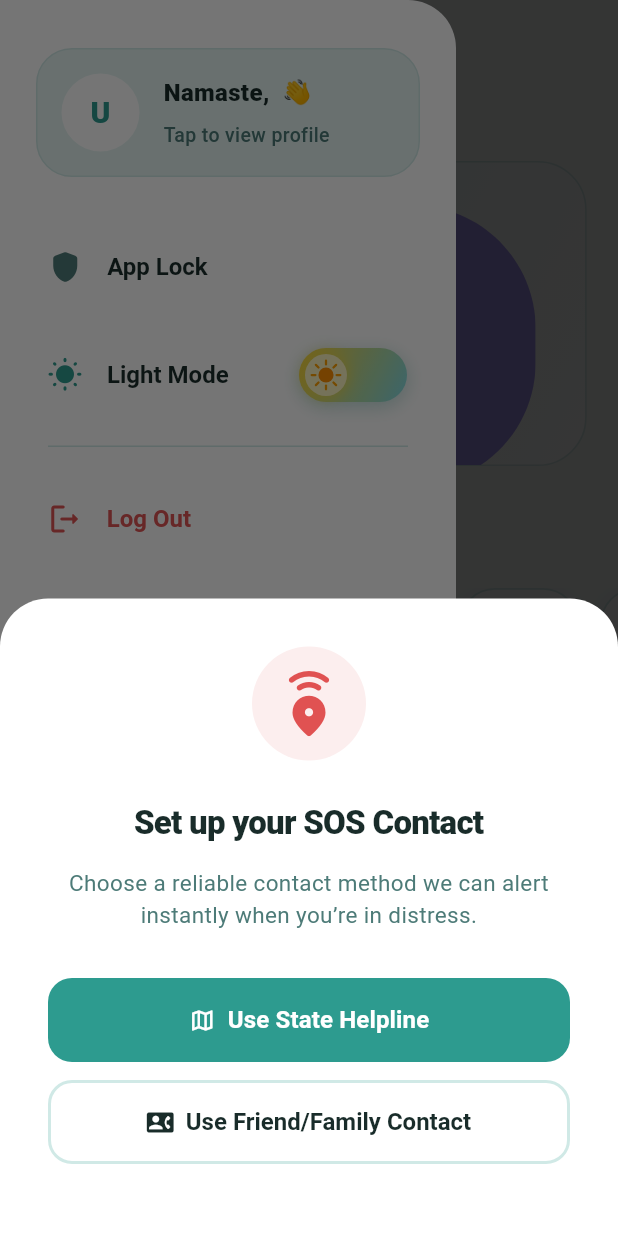
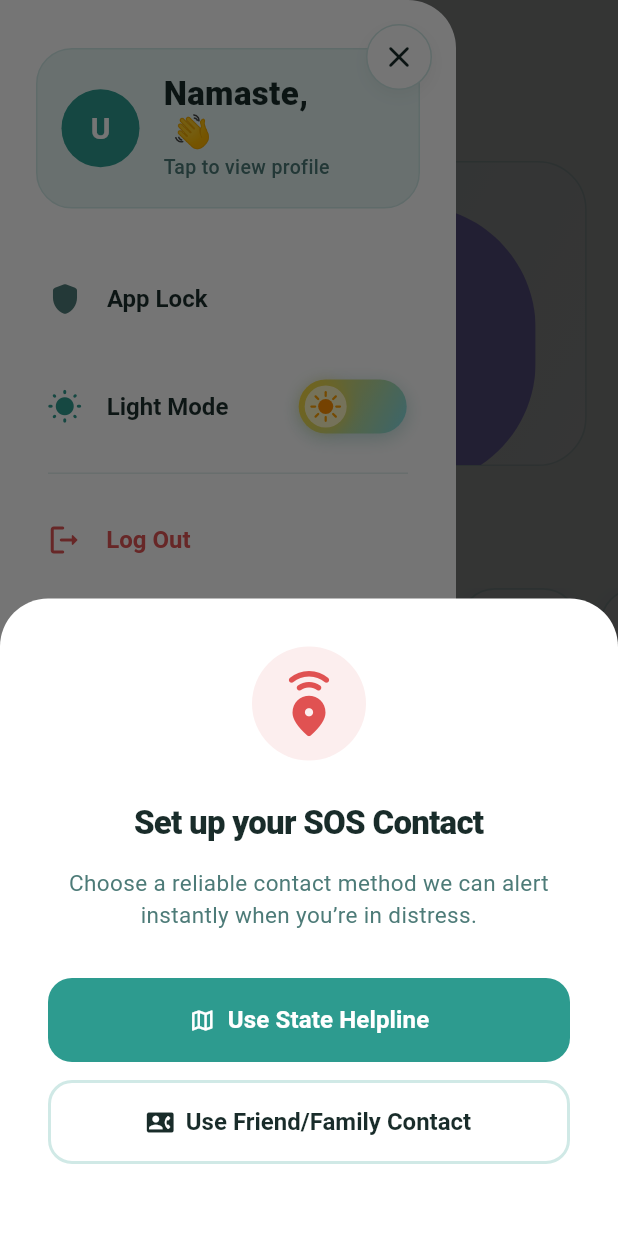
Before and after one commit to GeetishM/MindSarthi, a Flutter app: the screen it shows once a user with an empty profile is signed in, with the side drawer open, on a phone screen of 412 x 824 dp. Run offline on Flutter 3.47's test engine with Material 3 defaults, Android fonts, the phone set to English and light mode, and no system bars; drawn by our look-alikes of toastification; our stand-ins replace cloud_firestore, firebase_auth, firebase_core, flutter_markdown, flutter_secure_storage, flutter_slidable and 14 more; accounts and stored records are empty.

Commit message:
feat: implement sidebar navigation with profile, theme, and authentication features

```diff
--- a/lib/features/personal_user/screens/1homepage/home.dart
+++ b/lib/features/personal_user/screens/1homepage/home.dart
@@ -30,6 +30,7 @@ class _HomePageState extends State<HomePage> with TickerProviderStateMixin {
 
   String? savedPreference;
   String? savedContactOrState;
+  bool _isDrawerOpen = false;
 
   late AnimationController _heroBreathController;
 
@@ -458,6 +459,7 @@ class _HomePageState extends State<HomePage> with TickerProviderStateMixin {
 
     return Scaffold(
       key: _scaffoldKey,
+      onDrawerChanged: (isOpen) => setState(() => _isDrawerOpen = isOpen),
       backgroundColor: Theme.of(context).scaffoldBackgroundColor,
       drawer: const Sidebar(),
       body: CustomScrollView(
@@ -620,7 +622,13 @@ class _HomePageState extends State<HomePage> with TickerProviderStateMixin {
       child: Row(
         children: [
           GestureDetector(
-            onTap: () => _scaffoldKey.currentState?.openDrawer(),
+            onTap: () {
+              if (_isDrawerOpen) {
+                Navigator.pop(context);
+              } else {
+                _scaffoldKey.currentState?.openDrawer();
+              }
+            },
             child: Container(
               width: 48,
               height: 48,
@@ -640,7 +648,7 @@ class _HomePageState extends State<HomePage> with TickerProviderStateMixin {
                 ],
               ),
               child: Icon(
-                Icons.menu_rounded,
+                _isDrawerOpen ? Icons.close_rounded : Icons.menu_rounded,
                 color: isDark ? AppColors.darkTextPrimary : AppColors.textPrimary,
               ),
             ),
--- a/lib/features/personal_user/screens/1homepage/sidebar.dart
+++ b/lib/features/personal_user/screens/1homepage/sidebar.dart
@@ -63,7 +63,9 @@ class _SidebarState extends State<Sidebar> with SingleTickerProviderStateMixin {
         borderRadius: BorderRadius.horizontal(right: Radius.circular(32)),
       ),
       child: SafeArea(
-        child: Column(
+        child: Stack(
+          children: [
+            Column(
               children: [
                 // ── Profile Header ─────────────────────────────
                 FutureBuilder<Map<String, dynamic>?>(
@@ -75,7 +77,6 @@ class _SidebarState extends State<Sidebar> with SingleTickerProviderStateMixin {
 
                     final data = snapshot.data;
                     final name = data?['nickname'] ?? 'User';
-                final photo = data?['photoUrl'];
                     final letter = _initial(name);
 
                     return Padding(
@@ -98,20 +99,15 @@ class _SidebarState extends State<Sidebar> with SingleTickerProviderStateMixin {
                             children: [
                               CircleAvatar(
                                 radius: 26,
-                            backgroundColor: isDark ? AppColors.darkPrimaryLight : AppColors.white,
-                            backgroundImage: (photo != null && photo.toString().isNotEmpty)
-                                ? NetworkImage(photo) as ImageProvider<Object>
-                                : null,
-                            child: (photo == null || photo.toString().isEmpty)
-                                ? Text(
+                                backgroundColor: AppColors.primary,
+                                child: Text(
                                   letter,
-                                    style: TextStyle(
+                                  style: const TextStyle(
+                                    color: Colors.white,
                                     fontSize: 20,
-                                      color: isDark ? AppColors.darkPrimary : AppColors.primary,
-                                      fontWeight: FontWeight.w800,
+                                    fontWeight: FontWeight.bold,
                                   ),
-                                  )
-                                : null,
+                                ),
                               ),
                               const SizedBox(width: 16),
                               Expanded(
@@ -119,19 +115,19 @@ class _SidebarState extends State<Sidebar> with SingleTickerProviderStateMixin {
                                   crossAxisAlignment: CrossAxisAlignment.start,
                                   children: [
                                     Text(
-                                  'Namaste, $name 👋',
+                                      'Namaste,\n$name 👋',
                                       style: TextStyle(
+                                        fontSize: 22,
+                                        fontWeight: FontWeight.w800,
                                         color: isDark ? AppColors.darkTextPrimary : AppColors.textPrimary,
-                                    fontSize: 16,
-                                    fontWeight: FontWeight.w800,
+                                        height: 1.2,
                                       ),
                                     ),
-                                const SizedBox(height: 4),
                                     Text(
                                       'Tap to view profile',
                                       style: TextStyle(
+                                        fontSize: 13,
                                         color: subtitleColor,
-                                    fontSize: 13,
                                         fontWeight: FontWeight.w500,
                                       ),
                                     ),
@@ -146,37 +142,28 @@ class _SidebarState extends State<Sidebar> with SingleTickerProviderStateMixin {
                   },
                 ),
 
-            // ── Menu items ─────────────────────────────────
+                // ── Sidebar Items ──────────────────────────────
                 Expanded(
                   child: ListView(
                     padding: const EdgeInsets.symmetric(horizontal: 16),
-                physics: const BouncingScrollPhysics(),
                     children: [
                       _buildAnimatedItem(
-                    index: 0,
+                        index: 1,
                         icon: Icons.shield_rounded,
                         title: 'App Lock',
                         isDark: isDark,
                         onTap: (ctx) => Navigator.push(
                           ctx,
-                      MaterialPageRoute(
-                        builder: (_) => const AppLockSettingsScreen(),
+                          MaterialPageRoute(builder: (_) => const AppLockSettingsScreen()),
                         ),
                       ),
+                      _buildAnimatedThemeToggleRow(context, isDark, index: 2),
+                      const Padding(
+                        padding: EdgeInsets.symmetric(horizontal: 16, vertical: 8),
+                        child: Divider(thickness: 1, height: 1),
                       ),
-
-                  // ── Theme toggle row ────────────────────────
-                  _buildAnimatedThemeToggleRow(context, isDark, index: 1),
-
-                  Padding(
-                    padding: const EdgeInsets.symmetric(horizontal: 16, vertical: 12),
-                    child: Divider(
-                      color: isDark ? AppColors.darkBorder : AppColors.border,
-                    ),
-                  ),
-
                       _buildAnimatedItem(
-                    index: 2,
+                        index: 3,
                         icon: Icons.logout_rounded,
                         title: 'Log Out',
                         isDark: isDark,
@@ -218,6 +205,39 @@ class _SidebarState extends State<Sidebar> with SingleTickerProviderStateMixin {
                       fontSize: 12,
                       color: subtitleColor,
                       fontWeight: FontWeight.w500,
+                    ),
+                  ),
+                ),
+              ],
+            ),
+            // ── Close Button ─────────────────────────────
+            Positioned(
+              top: 16,
+              right: 16,
+              child: GestureDetector(
+                onTap: () => Navigator.pop(context),
+                child: Container(
+                  width: 44,
+                  height: 44,
+                  decoration: BoxDecoration(
+                    color: isDark ? AppColors.darkSurface2 : AppColors.surface,
+                    shape: BoxShape.circle,
+                    border: Border.all(
+                      color: isDark ? AppColors.darkBorder : AppColors.border,
+                    ),
+                    boxShadow: [
+                      if (!isDark)
+                        BoxShadow(
+                          color: Colors.black.withOpacity(0.05),
+                          blurRadius: 10,
+                          offset: const Offset(0, 4),
+                        ),
+                    ],
+                  ),
+                  child: Icon(
+                    Icons.close_rounded,
+                    color: isDark ? AppColors.darkTextPrimary : AppColors.textPrimary,
+                  ),
                 ),
               ),
             ),
```
Lines whose indentation alone changed are shown as unchanged.
